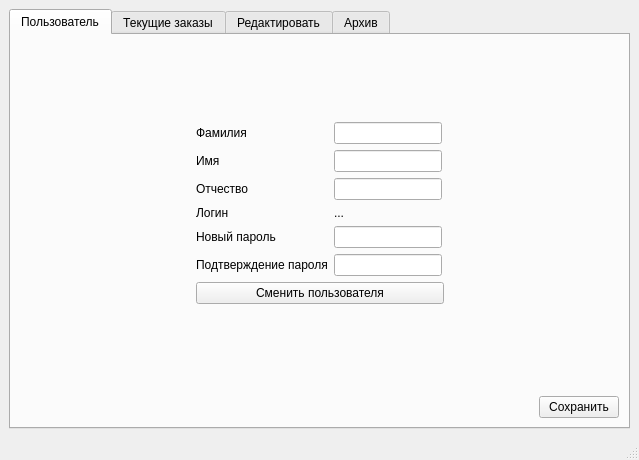
Above: final_version/transport_services/admin.ui from nexza78/course_work before the change. Below: the same form after it.
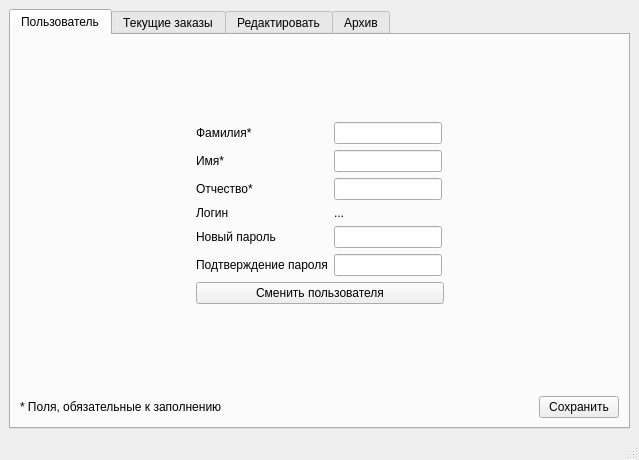
That is the form after the change. The open tabs and pages were chosen to show the change. Icons and pictures are not drawn.

The edit to the form file:
```diff
--- a/final_version/transport_services/admin.ui
+++ b/final_version/transport_services/admin.ui
@@ -65,7 +65,7 @@
              </sizepolicy>
             </property>
             <property name="text">
-             <string>Фамилия</string>
+             <string>Фамилия*</string>
             </property>
             <property name="alignment">
              <set>Qt::AlignLeading|Qt::AlignLeft|Qt::AlignVCenter</set>
@@ -81,7 +81,7 @@
              </sizepolicy>
             </property>
             <property name="text">
-             <string>Имя</string>
+             <string>Имя*</string>
             </property>
             <property name="alignment">
              <set>Qt::AlignLeading|Qt::AlignLeft|Qt::AlignVCenter</set>
@@ -177,7 +177,7 @@
              </sizepolicy>
             </property>
             <property name="text">
-             <string>Отчество</string>
+             <string>Отчество*</string>
             </property>
             <property name="alignment">
              <set>Qt::AlignLeading|Qt::AlignLeft|Qt::AlignVCenter</set>
@@ -280,7 +280,14 @@
         </item>
         <item row="4" column="0" colspan="3">
          <layout class="QGridLayout" name="gridLayout_5">
-          <item row="0" column="0">
+          <item row="0" column="2">
+           <widget class="QPushButton" name="pB_save_info">
+            <property name="text">
+             <string>Сохранить</string>
+            </property>
+           </widget>
+          </item>
+          <item row="0" column="1">
            <spacer name="horizontalSpacer_3">
             <property name="orientation">
              <enum>Qt::Horizontal</enum>
@@ -293,10 +300,10 @@
             </property>
            </spacer>
           </item>
-          <item row="0" column="1">
-           <widget class="QPushButton" name="pB_save_info">
+          <item row="0" column="0">
+           <widget class="QLabel" name="label">
             <property name="text">
-             <string>Сохранить</string>
+             <string>* Поля, обязательные к заполнению</string>
             </property>
            </widget>
           </item>
```
Left out of the diff: 2 changed lines with no effect on the pictures.
